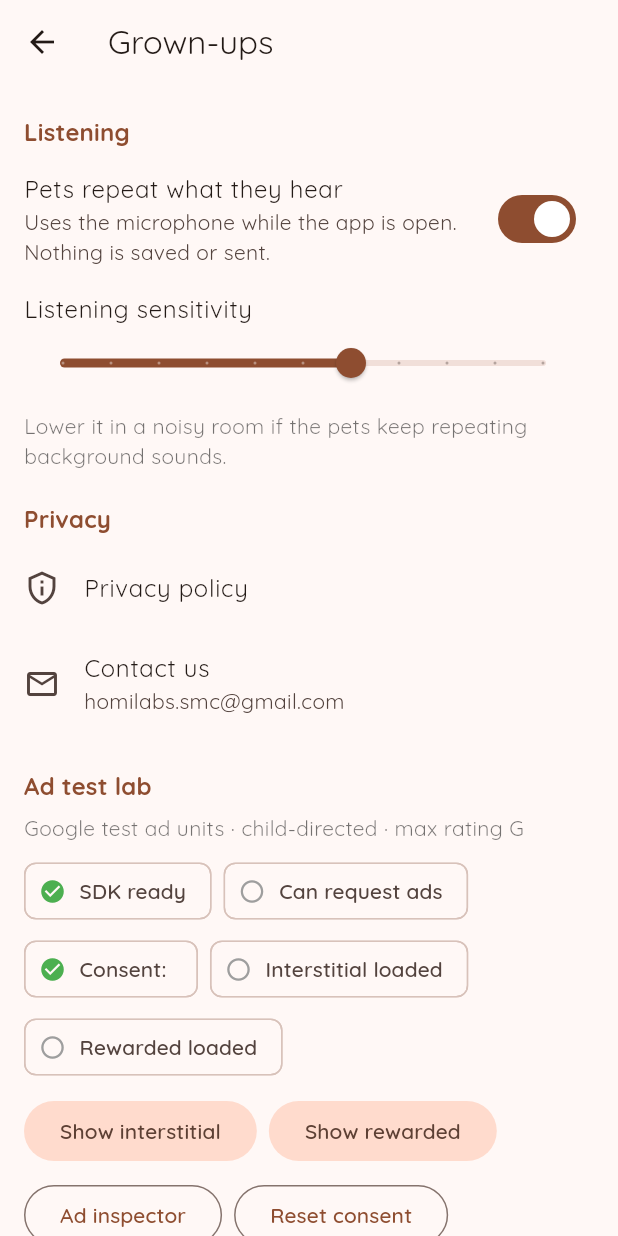
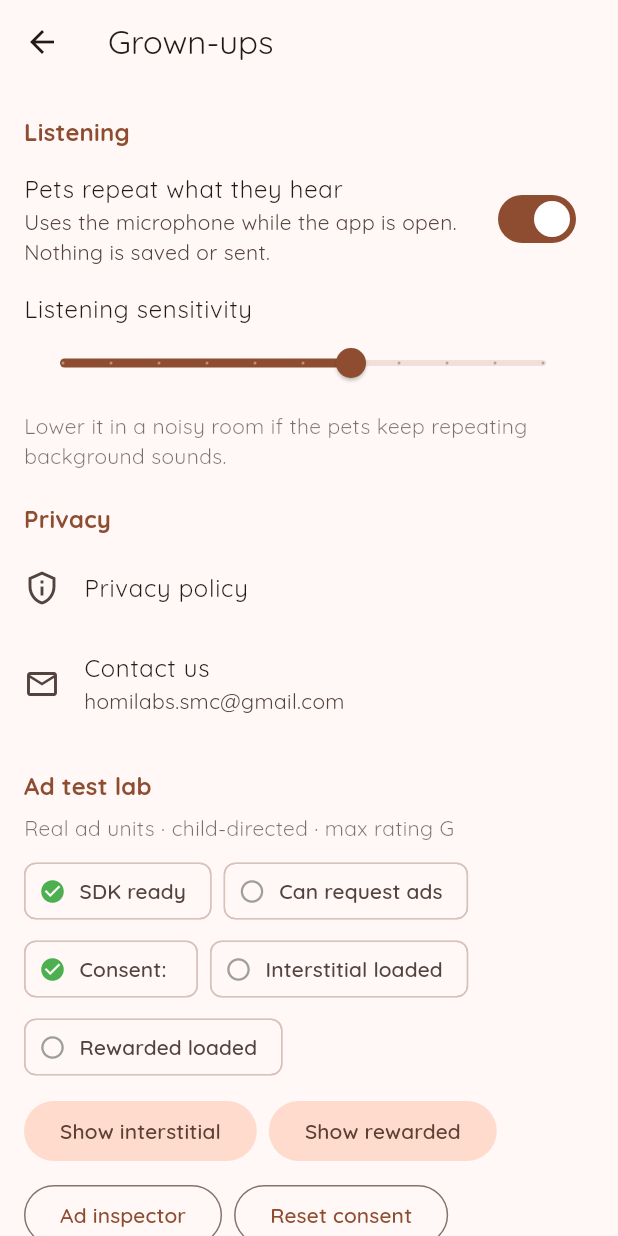
Before and after one commit to AwaizFatima08/talkingpets, a Flutter app: the GrownupsScreen screen opened directly, after a tap on "Show interstitial", on a phone screen of 412 x 824 dp. Run offline on Flutter 3.47's test engine with Material 3 defaults, Android fonts, the phone set to English and light mode, and no system bars; our stand-ins replace google_mobile_ads, permission_handler, shared_preferences, wakelock_plus; accounts and stored records are empty; statements that could not run were skipped.

Commit message:
AdMob: real HomiLabs ad units for release builds (v1.0.1+2)
Release builds use the TalkyPals app and its banner, interstitial and
rewarded units; debug/profile keep Google's test units. The A12 test phone
is registered as a test device.

Co-Authored-By: Claude Opus 5.5 <noreply@anthropic.com>

```diff
--- a/lib/ads/ad_config.dart
+++ b/lib/ads/ad_config.dart
@@ -1,25 +1,26 @@
-/// AdMob configuration.
+import 'package:flutter/foundation.dart';
+
+/// AdMob configuration (HomiLabs account pub-2087846699268567, app
+/// "TalkyPals: Funny Talking Pets").
 ///
-/// By default the app uses Google's public TEST ad units, which always serve
-/// labelled test ads and are safe to click. For a monetised build pass the real
-/// units at build time (see docs/ads.md):
-///
-///   flutter build appbundle --dart-define=TP_REAL_ADS=true \
-///     --dart-define=TP_BANNER_ID=ca-app-pub-xxx/yyy \
-///     --dart-define=TP_INTERSTITIAL_ID=ca-app-pub-xxx/yyy \
-///     --dart-define=TP_REWARDED_ID=ca-app-pub-xxx/yyy \
-///     -PadmobAppId=ca-app-pub-xxx~zzz
+/// Release builds use the real ad units; debug and profile builds use Google's
+/// public TEST units, which serve labelled test ads that are safe to click.
+/// Override either way with --dart-define=TP_REAL_ADS=true|false.
+/// The matching app ID is set per build type in android/app/build.gradle.kts.
 class AdConfig {
-  static const realAds = bool.fromEnvironment('TP_REAL_ADS');
+  static const realAds = bool.fromEnvironment('TP_REAL_ADS', defaultValue: kReleaseMode);
 
-  static const bannerId = realAds ? String.fromEnvironment('TP_BANNER_ID') : 'ca-app-pub-3940256099942544/9214589741';
+  static const bannerId = realAds ? 'ca-app-pub-2087846699268567/3020185971' : 'ca-app-pub-3940256099942544/9214589741';
   static const interstitialId =
-      realAds ? String.fromEnvironment('TP_INTERSTITIAL_ID') : 'ca-app-pub-3940256099942544/1033173712';
-  static const rewardedId = realAds ? String.fromEnvironment('TP_REWARDED_ID') : 'ca-app-pub-3940256099942544/5224354917';
+      realAds ? 'ca-app-pub-2087846699268567/6276904702' : 'ca-app-pub-3940256099942544/1033173712';
+  static const rewardedId = realAds ? 'ca-app-pub-2087846699268567/2255713305' : 'ca-app-pub-3940256099942544/5224354917';
 
-  /// Hashed device IDs that always get test ads even with real units
-  /// (printed in logcat by the Ads SDK as "Use RequestConfiguration...").
-  static const testDeviceIds = <String>[];
+  /// Hashed device IDs that always get test ads, even with the real units
+  /// (the Ads SDK prints them in logcat as "Use RequestConfiguration...").
+  /// Never click real ads on your own devices: add every test phone here.
+  static const testDeviceIds = <String>[
+    '612A06FA5424E5773B59912587C83AB9', // Samsung Galaxy A12 (SM-A125F)
+  ];
 }
 
 /// When an interstitial may interrupt play. Kept gentle for toddlers:
--- a/pubspec.yaml
+++ b/pubspec.yaml
@@ -16,7 +16,7 @@ publish_to: 'none' # Remove this line if you wish to publish to pub.dev
 # https://developer.apple.com/library/archive/documentation/General/Reference/InfoPlistKeyReference/Articles/CoreFoundationKeys.html
 # In Windows, build-name is used as the major, minor, and patch parts
 # of the product and file versions while build-number is used as the build suffix.
-version: 1.0.0+1
+version: 1.0.1+2
 
 environment:
   sdk: ^3.11.5
```
Also changed, not shown: 3 other files.
